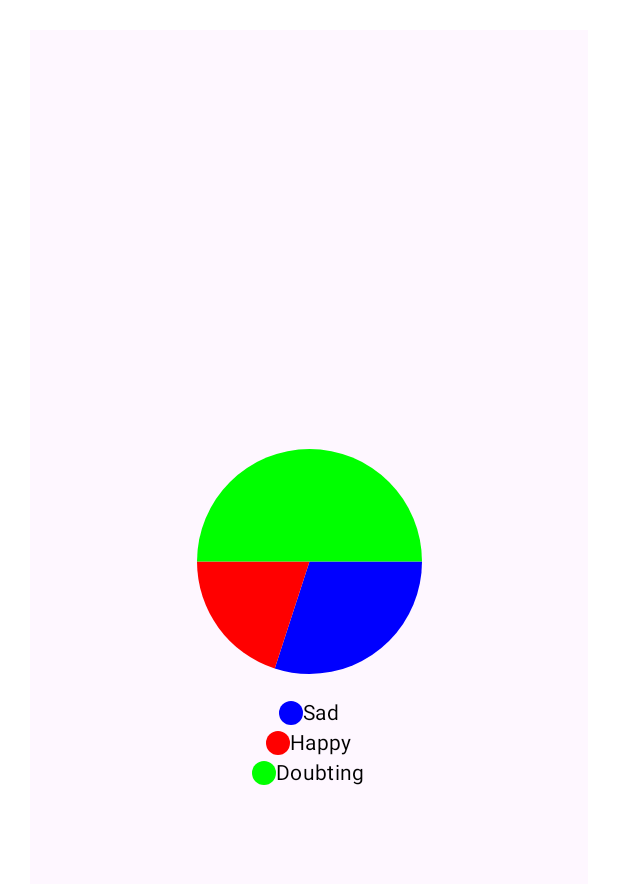
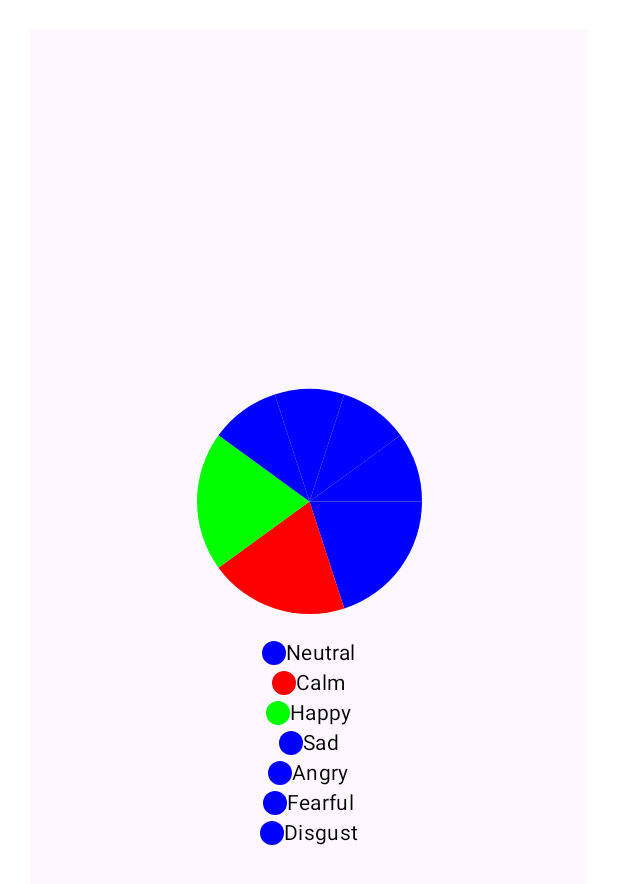
Before and after one commit to capstone-projects-2024-fall/aldwairi-projects-emotionecho, an Android app built with Jetpack Compose: the @Preview function PieChartWithLegendExample, on a phone screen of 412 x 824 dp. Shown: the top 884 px of the screen. Run offline under Robolectric (Android 15) with nearby library versions, the phone set to English and light mode, and no system bars.

```diff
--- a/app/src/main/java/com/temple/aldwairi_projects_emotionecho/ui/navigation/screen/ResultDisplayScreen.kt
+++ b/app/src/main/java/com/temple/aldwairi_projects_emotionecho/ui/navigation/screen/ResultDisplayScreen.kt
@@ -94,9 +94,13 @@ fun LegendItem(color: Color, text: String) {
 @Composable
 fun PieChartWithLegendExample() {
     val data = listOf(
-        PieChartData(30f, Color.Blue,"Sad"),
-        PieChartData(20f, Color.Red,"Happy"),
-        PieChartData(50f, Color.Green, "Doubting")
+        PieChartData(20f, Color.Blue,"Neutral"),
+        PieChartData(20f, Color.Red,"Calm"),
+        PieChartData(20f, Color.Green, "Happy"),
+        PieChartData(10f, Color.Blue,"Sad"),
+        PieChartData(10f, Color.Blue,"Angry"),
+        PieChartData(10f, Color.Blue,"Fearful"),
+        PieChartData(10f, Color.Blue,"Disgust")
     )
     PieChartWithLegend(data = data)
 }
```
Also changed, not shown: 1 other file.
